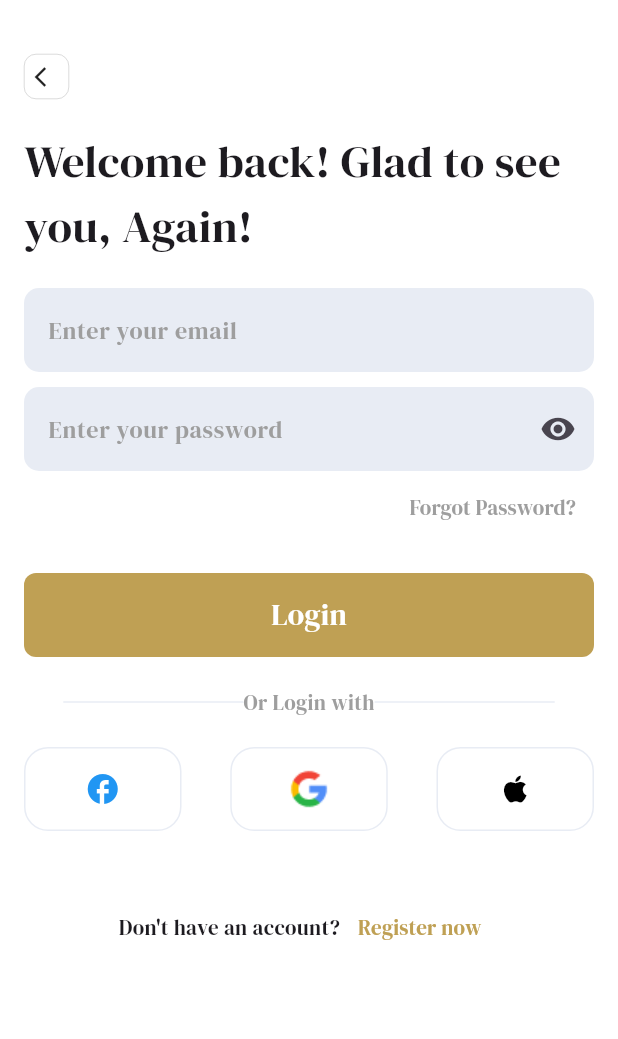
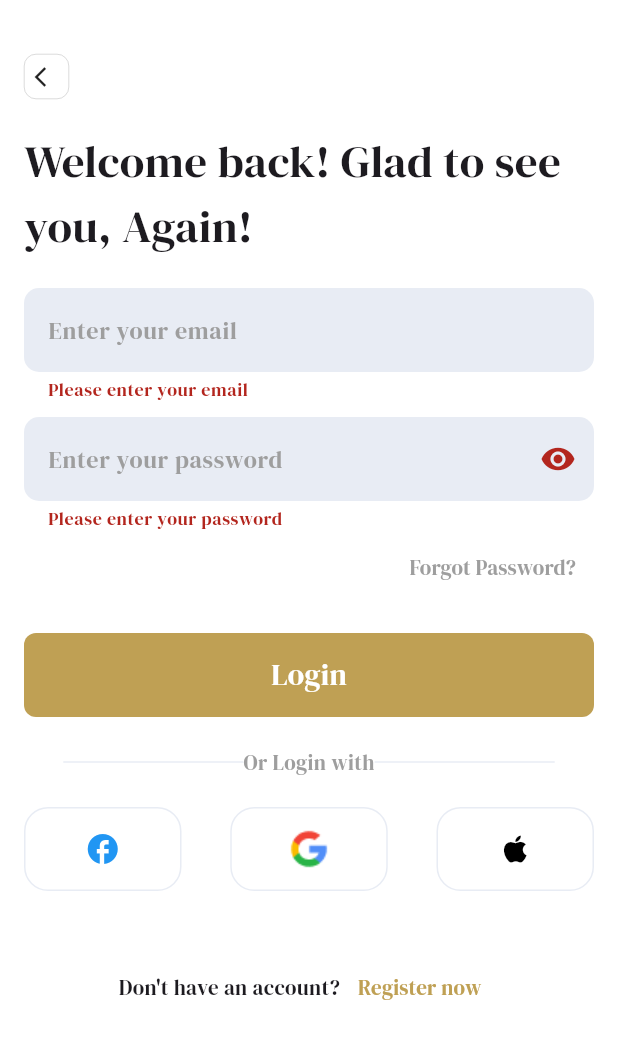
Before and after one commit to Islam3020/books_app, a Flutter app: the LoginView screen opened directly, after a tap on "Login", on a phone screen of 412 x 824 dp. Shown: the top 1039 px of the screen. Run offline on Flutter 3.47's test engine with Material 3 defaults, Android fonts, the phone set to English and light mode, and no system bars.

```diff
--- a/lib/features/auth_feature/views/login_view.dart
+++ b/lib/features/auth_feature/views/login_view.dart
@@ -1,5 +1,7 @@
+import 'package:books_app/features/auth_feature/register_view.dart';
 import 'package:books_app/widgets/custom_button.dart';
-import 'package:books_app/widgets/login_way_item.dart';
+import 'package:books_app/widgets/custom_text_form_field.dart';
+
 import 'package:books_app/widgets/login_ways.dart';
 import 'package:books_app/widgets/pop_container.dart';
 import 'package:flutter/material.dart';
@@ -13,11 +15,15 @@ class LoginView extends StatefulWidget {
 
 class _LoginViewState extends State<LoginView> {
   bool obscureText = true;
+  final _formKey = GlobalKey<FormState>();
+
   @override
   Widget build(BuildContext context) {
     return Scaffold(
       body: Padding(
         padding: const EdgeInsets.all(16.0),
+        child: Form(
+          key: _formKey,
           child: Column(
             children: [
               const SizedBox(
@@ -38,16 +44,13 @@ class _LoginViewState extends State<LoginView> {
               const SizedBox(
                 height: 20,
               ),
-            TextFormField(
-              decoration: InputDecoration(
-                  filled: true,
-                  fillColor: const Color(0xffE8ECF4),
-                  border: OutlineInputBorder(
-                    borderRadius: BorderRadius.circular(10),
-                    borderSide: BorderSide.none,
-                  ),
-                  hintText: 'Enter your email',
-                  hintStyle: const TextStyle(color: Colors.grey)),
+              CustomTextFormField(hintText: 'Enter your email',
+                validator: (value) {
+                  if (value == null || value.isEmpty) {
+                    return 'Please enter your email';
+                  }
+                  return null;
+                },
               ),
               const SizedBox(
                 height: 10,
@@ -72,6 +75,12 @@ class _LoginViewState extends State<LoginView> {
                             : Icons.visibility_off)),
                     hintText: 'Enter your password',
                     hintStyle: const TextStyle(color: Colors.grey)),
+                validator: (value) {
+                  if(value==null||value.isEmpty){
+                    return 'Please enter your password';
+                  }
+                  return null;
+                },
               ),
               Row(
                 mainAxisAlignment: MainAxisAlignment.end,
@@ -89,7 +98,11 @@ class _LoginViewState extends State<LoginView> {
               ),
               CustomButton(
                 title: 'Login',
-              onTap: () {},
+                onTap: () {
+                  if (_formKey.currentState!.validate()) {
+                    // Perform login action
+                  }
+                },
               ),
               const SizedBox(
                 height: 20,
@@ -119,20 +132,20 @@ class _LoginViewState extends State<LoginView> {
               const LoginWays(),
               const SizedBox(
                 height: 40,
-
               ),
-            Row(mainAxisAlignment: MainAxisAlignment.center,
+              Row(
+                mainAxisAlignment: MainAxisAlignment.center,
                 children: [
                   const Text(
                     'Don\'t have an account?',
-
                   ),
-                    TextButton(onPressed: () {
-
+                  TextButton(
+                    onPressed: () {
+                      Navigator.of(context).push(MaterialPageRoute(builder: (context)=>const RegisterView()));
                     },
                     child: const Text(
-                        'Register now',style: TextStyle(color: Color(0xffBFA054)),
-
+                      'Register now',
+                      style: TextStyle(color: Color(0xffBFA054)),
                     ),
                   ),
                 ],
@@ -140,6 +153,7 @@ class _LoginViewState extends State<LoginView> {
             ],
           ),
         ),
+      ),
     );
   }
 }
--- /dev/null
+++ b/lib/widgets/custom_text_form_field.dart
@@ -0,0 +1,26 @@
+import 'package:flutter/material.dart';
+
+class CustomTextFormField extends StatelessWidget {
+  const CustomTextFormField({
+    super.key,
+    this.validator, required this.hintText,
+  });
+  final String hintText;
+  final String? Function(String?)? validator;
+
+  @override
+  Widget build(BuildContext context) {
+    return TextFormField(
+      decoration: InputDecoration(
+          filled: true,
+          fillColor: const Color(0xffE8ECF4),
+          border: OutlineInputBorder(
+            borderRadius: BorderRadius.circular(10),
+            borderSide: BorderSide.none,
+          ),
+          hintText: hintText,
+          hintStyle: const TextStyle(color: Colors.grey)),
+      validator: validator,
+    );
+  }
+}
```
Also changed, not shown: lib/features/auth_feature/register_view.dart (added, +154 -0 lines). Lines whose indentation alone changed are shown as unchanged.
